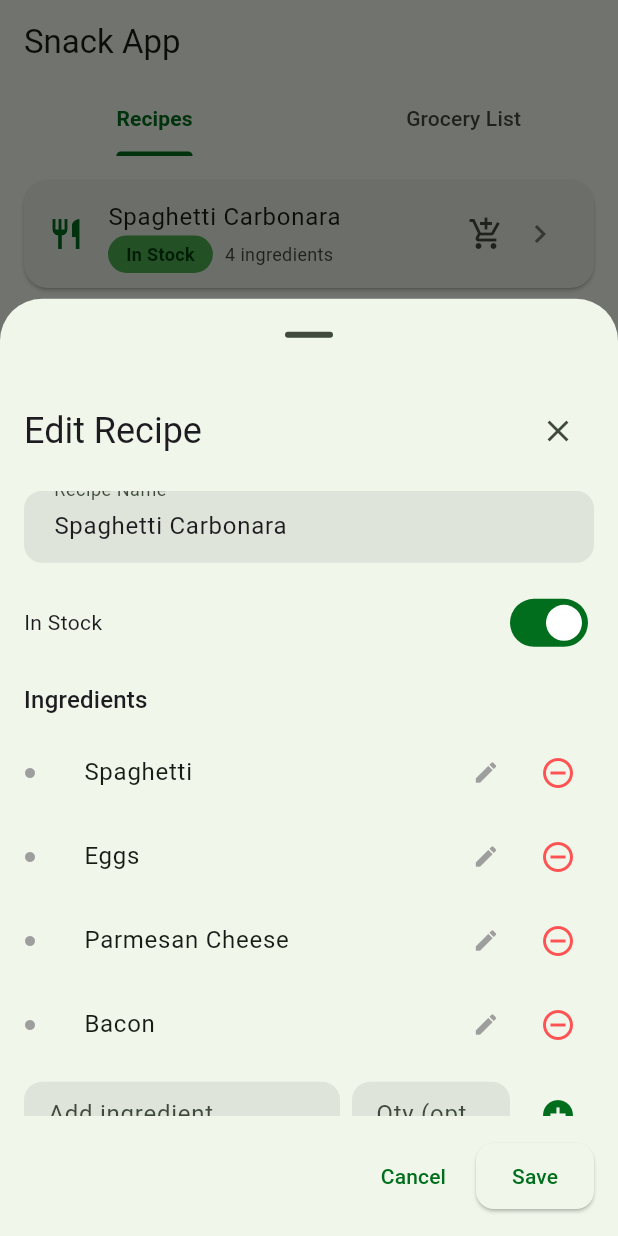
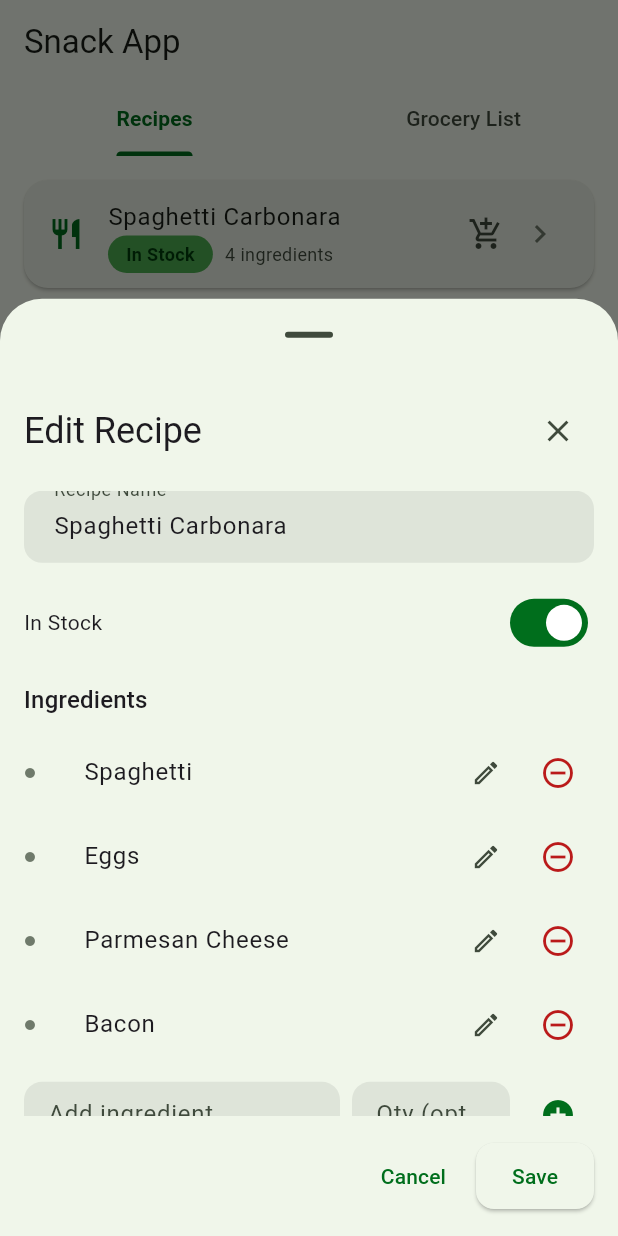
Before and after one commit to mlebrun/snackapp, a Flutter app: the screen it shows after launch, after a tap on "Spaghetti Carbonara", on a phone screen of 412 x 824 dp. Run offline on Flutter 3.47's test engine with Material 3 defaults, Android fonts, the phone set to English and light mode, and no system bars; drawn by our look-alikes of dynamic_color, flutter_animate; our stand-ins replace google_fonts.

Commit message:
auto-claude: subtask-3-3 - Replace hardcoded colors with theme tokens
- Replace Colors.grey with colorScheme.outline for bullet icons
- Replace Colors.grey[600] with colorScheme.onSurfaceVariant for quantity text
- Replace Colors.grey with colorScheme.onSurfaceVariant for edit icons
- Replace Colors.redAccent with colorScheme.error for remove icons
- Enhance ingredient list styling with textTheme.bodyLarge and bodySmall
- Use edit_outlined icon for better visual consistency

Co-Authored-By: Claude Opus 4.5 <noreply@anthropic.com>

```diff
--- a/lib/widgets/recipe_details_panel.dart
+++ b/lib/widgets/recipe_details_panel.dart
@@ -315,25 +315,26 @@ class _RecipeDetailsPanelState extends State<RecipeDetailsPanel> {
                       _ingredients.length,
                       (index) {
                         final ingredient = _ingredients[index];
+                        final colorScheme = Theme.of(context).colorScheme;
                         return ListTile(
                           contentPadding: EdgeInsets.zero,
-                          leading: const Icon(
+                          leading: Icon(
                             Icons.circle,
                             size: 8,
-                            color: Colors.grey,
+                            color: colorScheme.outline,
                           ),
                           title: Text(
                             ingredient.name,
                             maxLines: 1,
                             overflow: TextOverflow.ellipsis,
+                            style: Theme.of(context).textTheme.bodyLarge,
                           ),
                           subtitle: ingredient.quantity != null &&
                                   ingredient.quantity!.isNotEmpty
                               ? Text(
                                   ingredient.quantity!,
-                                  style: TextStyle(
-                                    color: Colors.grey[600],
-                                    fontSize: 12,
+                                  style: Theme.of(context).textTheme.bodySmall?.copyWith(
+                                    color: colorScheme.onSurfaceVariant,
                                   ),
                                 )
                               : null,
@@ -341,18 +342,18 @@ class _RecipeDetailsPanelState extends State<RecipeDetailsPanel> {
                             mainAxisSize: MainAxisSize.min,
                             children: [
                               IconButton(
-                                icon: const Icon(
-                                  Icons.edit,
-                                  size: 18,
-                                  color: Colors.grey,
+                                icon: Icon(
+                                  Icons.edit_outlined,
+                                  size: 20,
+                                  color: colorScheme.onSurfaceVariant,
                                 ),
                                 tooltip: 'Edit ingredient',
                                 onPressed: () => _editIngredient(index),
                               ),
                               IconButton(
-                                icon: const Icon(
+                                icon: Icon(
                                   Icons.remove_circle_outline,
-                                  color: Colors.redAccent,
+                                  color: colorScheme.error,
                                 ),
                                 tooltip: 'Remove ingredient',
                                 onPressed: () => _removeIngredient(index),
```
